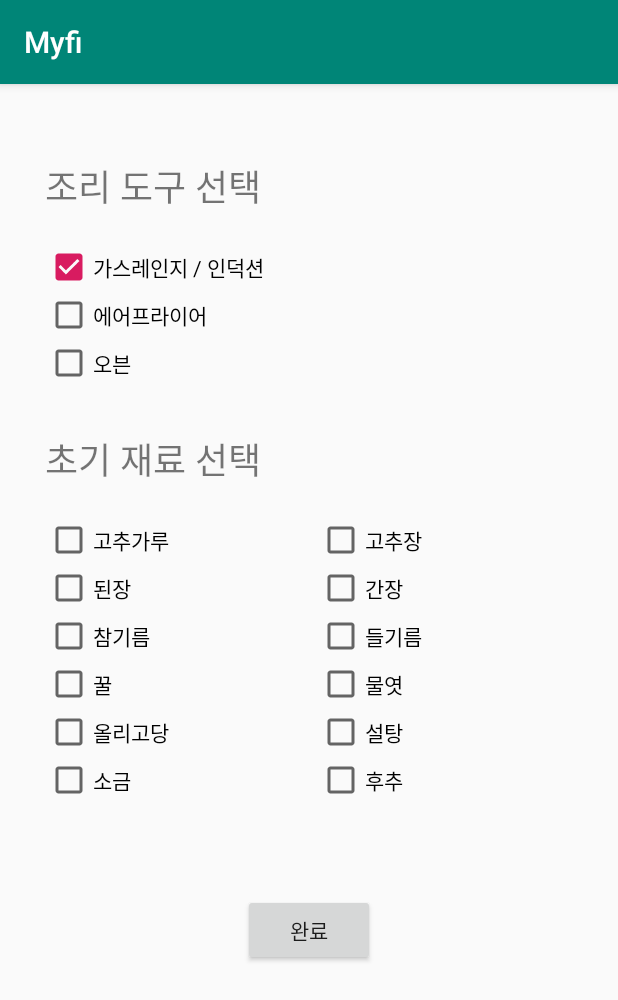
After one commit to kminzy/Myfi, an Android app: the InitialSettingActivity screen opened directly, with no data from a screen before it, on a phone screen of 412 x 824 dp. The commit adds this screen. Shown: the top 1000 px of the screen. Run offline under Robolectric (Android 15) with nearby library versions, the phone set to English and light mode, and no system bars.

Commit message:
Initial Setting Added

```diff
--- a/app/src/main/AndroidManifest.xml
+++ b/app/src/main/AndroidManifest.xml
@@ -18,6 +18,7 @@
                 <category android:name="android.intent.category.LAUNCHER"/>
             </intent-filter>
         </activity>
+        <activity android:name=".InitialSettingActivity"/>
         <activity android:name=".ViewRecipeActivity"/>
         <activity android:name=".ViewRecipeListActivity" />
         <activity android:name=".AddIngredientActivity" />
--- /dev/null
+++ b/app/src/main/java/com/MyFi/MyFridge/InitialSettingActivity.java
@@ -0,0 +1,72 @@
+package com.MyFi.MyFridge;
+
+import android.content.Context;
+import android.content.Intent;
+import android.os.Bundle;
+import android.view.View;
+import android.widget.Button;
+import android.widget.CheckBox;
+
+import androidx.annotation.Nullable;
+import androidx.appcompat.app.AppCompatActivity;
+
+import com.MyFi.MyFridge.domain.entitiy.IngredientData;
+
+import java.util.ArrayList;
+import java.util.List;
+
+public class InitialSettingActivity extends AppCompatActivity {
+    IngredientData ingredient = new IngredientData();
+    public static Context context;
+
+    @Override
+    protected void onCreate(@Nullable Bundle savedInstanceState) {
+        super.onCreate(savedInstanceState);
+        setContentView(R.layout.activity_initial_setting);
+        context = this;
+
+        final CheckBox rangeCheck = findViewById(R.id.rangeCheck);
+        final CheckBox airfryerCheck = findViewById(R.id.airfryerCheck);
+        final CheckBox ovenCheck = findViewById(R.id.ovenCheck);
+
+        final CheckBox redPepperPowderCheck = findViewById(R.id.redPepperPowderCheck);
+        final CheckBox redPepperPasteCheck = findViewById(R.id.redPepperPasteCheck);
+        final CheckBox soybeanPasteCheck = findViewById(R.id.soybeanPasteCheck);
+        final CheckBox soySauceCheck = findViewById(R.id.soySauceCheck);
+        final CheckBox sesameOilCheck = findViewById(R.id.sesameOilCheck);
+        final CheckBox perillaOilCheck = findViewById(R.id.perillaOilCheck);
+        final CheckBox honeyCheck = findViewById(R.id.honeyCheck);
+        final CheckBox cornSyrupCheck = findViewById(R.id.cornSyrupCheck);
+        final CheckBox oligodangCheck = findViewById(R.id.oligodangCheck);
+        final CheckBox sugarCheck = findViewById(R.id.sugarCheck);
+        final CheckBox saltCheck = findViewById(R.id.saltCheck);
+        final CheckBox pepperCheck = findViewById(R.id.pepperCheck);
+
+        Button initialButton = findViewById(R.id.initialButton);
+        initialButton.setOnClickListener(new View.OnClickListener() {
+            @Override
+            public void onClick(View v) {
+                if(rangeCheck.isChecked()) { }
+                if(airfryerCheck.isChecked()){ }
+                if(ovenCheck.isChecked()) { }
+
+                if(redPepperPowderCheck.isChecked()) { }
+                if(redPepperPasteCheck.isChecked()){}
+                if(soybeanPasteCheck.isChecked()) {}
+                if(soySauceCheck.isChecked()) {}
+                if(sesameOilCheck.isChecked()) {}
+                if(perillaOilCheck.isChecked()) {}
+                if(honeyCheck.isChecked()) {}
+                if(cornSyrupCheck.isChecked()) {}
+                if(oligodangCheck.isChecked()) {}
+                if(sugarCheck.isChecked()) {}
+                if(saltCheck.isChecked()) {}
+                if(pepperCheck.isChecked()) {}
+
+                Intent intent = new Intent(InitialSettingActivity.this, MainActivity.class);
+                startActivity(intent);
+                finish();
+            }
+        });
+    }
+}
--- a/app/src/main/java/com/MyFi/MyFridge/SplashActivity.java
+++ b/app/src/main/java/com/MyFi/MyFridge/SplashActivity.java
@@ -80,7 +80,7 @@ public class SplashActivity extends AppCompatActivity {
 
 
             //TODO: 연결되는 페이지를 초기설정 페이지로 수정
-            Intent intent = new Intent(SplashActivity.this, MainActivity.class);
+            Intent intent = new Intent(SplashActivity.this, InitialSettingActivity.class);
             startActivity(intent);
             finish();
 
--- /dev/null
+++ b/app/src/main/res/layout/activity_initial_setting.xml
@@ -0,0 +1,190 @@
+<?xml version="1.0" encoding="utf-8"?>
+<LinearLayout xmlns:android="http://schemas.android.com/apk/res/android"
+    android:orientation="vertical"
+    android:layout_width="match_parent"
+    android:layout_height="match_parent">
+
+    <LinearLayout
+        android:layout_width="match_parent"
+        android:layout_height="wrap_content"
+        android:layout_marginStart="30dp"
+        android:layout_marginTop="50dp"
+        android:layout_marginEnd="20dp"
+        android:orientation="vertical">
+
+        <TextView
+            android:id="@+id/initialToolsText"
+            android:layout_width="match_parent"
+            android:layout_height="wrap_content"
+            android:layout_marginBottom="20dp"
+            android:text="조리 도구 선택"
+            android:textSize="24sp" />
+
+        <CheckBox
+            android:id="@+id/rangeCheck"
+            android:layout_width="wrap_content"
+            android:layout_height="wrap_content"
+            android:checked="true"
+            android:text="가스레인지 / 인덕션" />
+
+        <CheckBox
+            android:id="@+id/airfryerCheck"
+            android:layout_width="wrap_content"
+            android:layout_height="wrap_content"
+            android:text="에어프라이어" />
+
+        <CheckBox
+            android:id="@+id/ovenCheck"
+            android:layout_width="wrap_content"
+            android:layout_height="wrap_content"
+            android:text="오븐" />
+    </LinearLayout>
+
+    <LinearLayout
+        android:layout_width="match_parent"
+        android:layout_height="wrap_content"
+        android:layout_marginStart="30dp"
+        android:layout_marginTop="30dp"
+        android:layout_marginEnd="20dp"
+        android:orientation="vertical">
+
+        <TextView
+            android:id="@+id/initialIngredientText"
+            android:layout_width="wrap_content"
+            android:layout_height="wrap_content"
+            android:text="초기 재료 선택"
+            android:textSize="24sp" />
+
+        <LinearLayout
+            android:layout_width="match_parent"
+            android:layout_height="wrap_content"
+            android:layout_marginTop="20dp"
+            android:orientation="horizontal">
+
+            <CheckBox
+                android:id="@+id/redPepperPowderCheck"
+                android:layout_width="match_parent"
+                android:layout_height="wrap_content"
+                android:layout_weight="1"
+                android:text="고추가루" />
+
+            <CheckBox
+                android:id="@+id/redPepperPasteCheck"
+                android:layout_width="match_parent"
+                android:layout_height="wrap_content"
+                android:layout_weight="1"
+                android:text="고추장" />
+        </LinearLayout>
+
+        <LinearLayout
+            android:layout_width="match_parent"
+            android:layout_height="wrap_content"
+            android:orientation="horizontal">
+
+            <CheckBox
+                android:id="@+id/soybeanPasteCheck"
+                android:layout_width="match_parent"
+                android:layout_height="wrap_content"
+                android:layout_weight="1"
+                android:text="된장" />
+
+            <CheckBox
+                android:id="@+id/soySauceCheck"
+                android:layout_width="match_parent"
+                android:layout_height="wrap_content"
+                android:layout_weight="1"
+                android:text="간장" />
+
+        </LinearLayout>
+
+        <LinearLayout
+            android:layout_width="match_parent"
+            android:layout_height="wrap_content"
+            android:orientation="horizontal">
+
+            <CheckBox
+                android:id="@+id/sesameOilCheck"
+                android:layout_width="match_parent"
+                android:layout_height="wrap_content"
+                android:layout_weight="1"
+                android:text="참기름" />
+
+            <CheckBox
+                android:id="@+id/perillaOilCheck"
+                android:layout_width="match_parent"
+                android:layout_height="wrap_content"
+                android:layout_weight="1"
+                android:text="들기름" />
+
+        </LinearLayout>
+
+        <LinearLayout
+            android:layout_width="match_parent"
+            android:layout_height="wrap_content"
+            android:orientation="horizontal">
+
+            <CheckBox
+                android:id="@+id/honeyCheck"
+                android:layout_width="match_parent"
+                android:layout_height="wrap_content"
+                android:layout_weight="1"
+                android:text="꿀" />
+
+            <CheckBox
+                android:id="@+id/cornSyrupCheck"
+                android:layout_width="match_parent"
+                android:layout_height="wrap_content"
+                android:layout_weight="1"
+                android:text="물엿" />
+        </LinearLayout>
+
+        <LinearLayout
+            android:layout_width="match_parent"
+            android:layout_height="wrap_content"
+            android:orientation="horizontal">
+
+            <CheckBox
+                android:id="@+id/oligodangCheck"
+                android:layout_width="match_parent"
+                android:layout_height="wrap_content"
+                android:layout_weight="1"
+                android:text="올리고당" />
+
+            <CheckBox
+                android:id="@+id/sugarCheck"
+                android:layout_width="match_parent"
+                android:layout_height="wrap_content"
+                android:layout_weight="1"
+                android:text="설탕" />
+        </LinearLayout>
+
+        <LinearLayout
+            android:layout_width="match_parent"
+            android:layout_height="wrap_content"
+            android:orientation="horizontal">
+
+            <CheckBox
+                android:id="@+id/saltCheck"
+                android:layout_width="match_parent"
+                android:layout_height="wrap_content"
+                android:layout_weight="1"
+                android:text="소금" />
+
+            <CheckBox
+                android:id="@+id/pepperCheck"
+                android:layout_width="match_parent"
+                android:layout_height="wrap_content"
+                android:layout_weight="1"
+                android:text="후추" />
+        </LinearLayout>
+    </LinearLayout>
+
+    <Button
+        android:id="@+id/initialButton"
+        android:layout_width="wrap_content"
+        android:layout_height="wrap_content"
+        android:layout_gravity="center"
+        android:layout_marginTop="60dp"
+        android:text="완료" />
+
+</LinearLayout>
--- a/app/src/main/res/values/array.xml
+++ b/app/src/main/res/values/array.xml
@@ -17,21 +17,15 @@
     </string-array>
 
     <string-array name="cookingToolsList">
-        <item>믹서기</item>
+        <item>가스레인지</item>
         <item>에어프라이어</item>
-        <item>전기밥솥</item>
-        <item>전자레인지</item>
-        <item>튀김기</item>
-        <item>토스터</item>
+        <item>오븐</item>
     </string-array>
 
     <string-array name="cookingToolsList_values">
         <item>1</item>
         <item>2</item>
         <item>3</item>
-        <item>4</item>
-        <item>5</item>
-        <item>6</item>
     </string-array>
 
     <string-array name="ingredientCategory">
```
